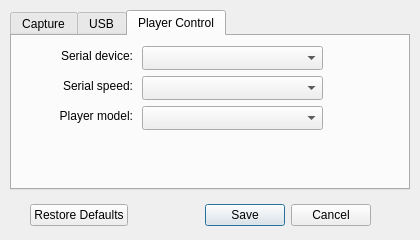
This is Linux-Application/DomesdayDuplicator/configurationdialog.ui in simoninns/DomesdayDuplicator-gui-app as Qt 5 draws it before an edit. The edited form follows.
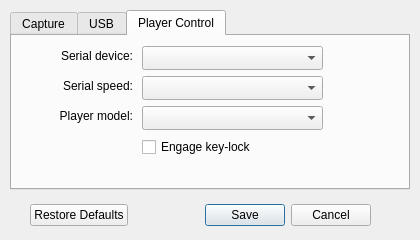
This is the edited form. The open tabs and pages were chosen to show the change.

Commit message: Fix for issue #50 - Key-lock during automatic capture

Diff of the .ui file:
```diff
--- a/Linux-Application/DomesdayDuplicator/configurationdialog.ui
+++ b/Linux-Application/DomesdayDuplicator/configurationdialog.ui
@@ -284,6 +284,19 @@
       </rect>
      </property>
     </widget>
+    <widget class="QCheckBox" name="keyLockCheckBox">
+     <property name="geometry">
+      <rect>
+       <x>130</x>
+       <y>100</y>
+       <width>251</width>
+       <height>22</height>
+      </rect>
+     </property>
+     <property name="text">
+      <string>Engage key-lock</string>
+     </property>
+    </widget>
    </widget>
   </widget>
  </widget>
```
The commit also changes 4 other files.
